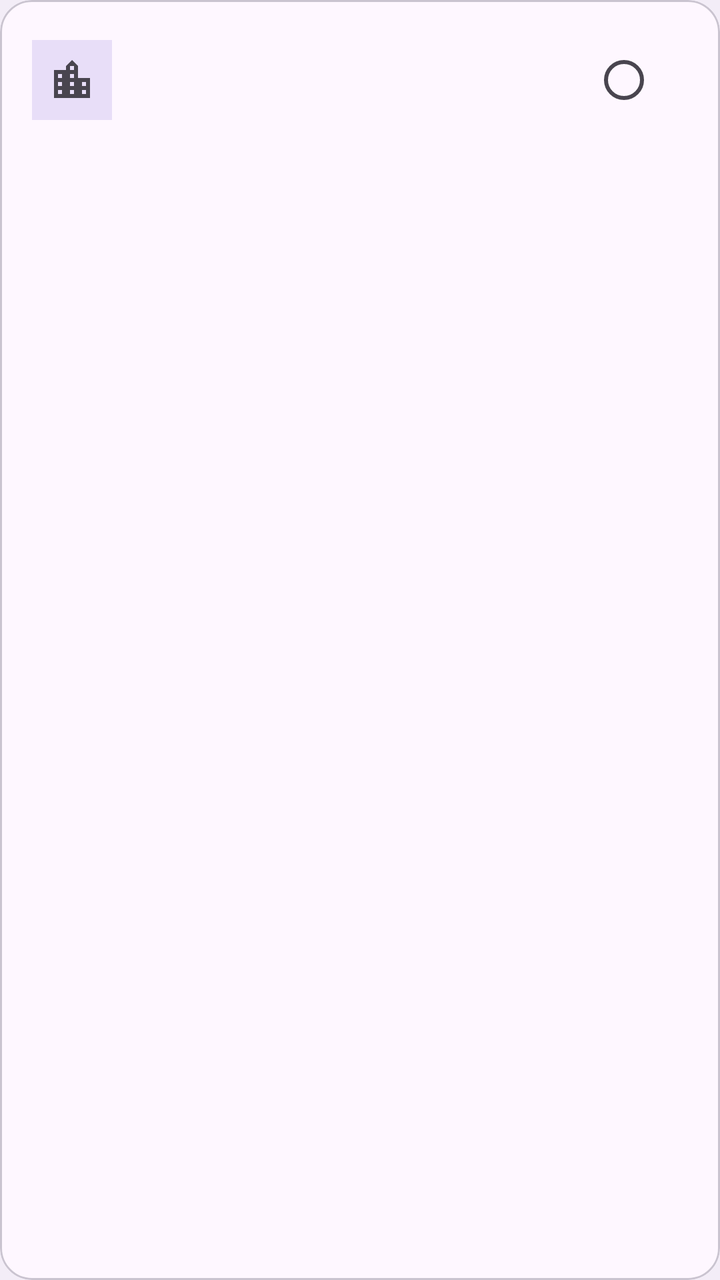
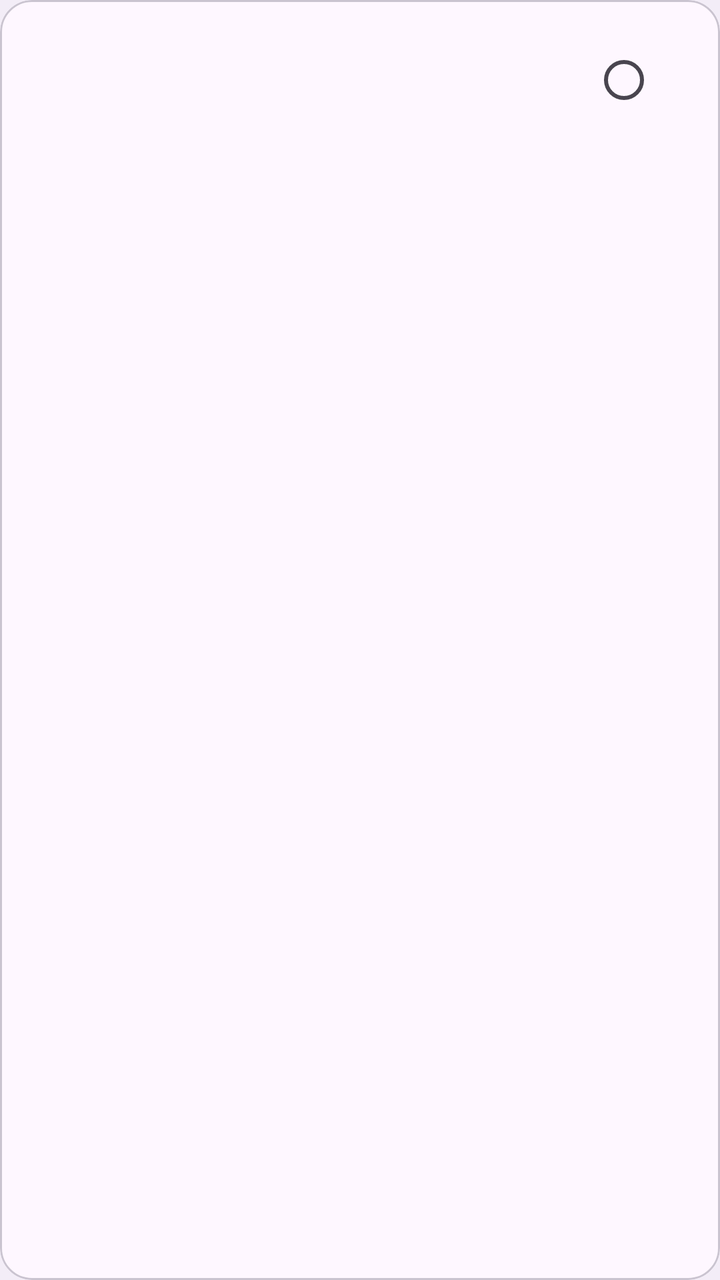

Screens rendered from an Android XML layout before and after an edit, with the pre-edit source and the edit as a unified diff.
<!-- AndroidManifest.xml: application theme Theme.KharkivMetro -->
<!-- res/layout/item_city.xml -->
<?xml version="1.0" encoding="utf-8"?>
<com.google.android.material.card.MaterialCardView
        xmlns:android="http://schemas.android.com/apk/res/android"
        xmlns:app="http://schemas.android.com/apk/res-auto"
        android:layout_width="match_parent"
        android:layout_height="wrap_content"
        android:layout_marginBottom="12dp"
        android:clickable="true"
        android:focusable="true"
        app:cardCornerRadius="16dp"
        app:cardElevation="0dp"
        app:strokeColor="?attr/colorOutlineVariant"
        app:strokeWidth="1dp">

    <LinearLayout
            android:layout_width="match_parent"
            android:layout_height="wrap_content"
            android:gravity="center_vertical"
            android:minHeight="72dp"
            android:orientation="horizontal"
            android:padding="16dp">

        <ImageView
                android:layout_width="40dp"
                android:layout_height="40dp"
                android:background="?attr/colorSecondaryContainer"
                android:padding="8dp"
                android:src="@drawable/ic_location_city_24" />

        <TextView
                android:id="@+id/cityName"
                android:layout_width="0dp"
                android:layout_height="wrap_content"
                android:layout_marginStart="16dp"
                android:layout_weight="1"
                android:textAppearance="?attr/textAppearanceTitleMedium" />

        <RadioButton
                android:id="@+id/cityRadio"
                android:layout_width="wrap_content"
                android:layout_height="wrap_content"
                android:clickable="false"
                android:focusable="false" />

    </LinearLayout>

</com.google.android.material.card.MaterialCardView>
<!-- resources referenced by this layout -->
<resources>
  <!-- drawable ic_location_city_24 (drawable) -->
  <vector android:height="24dp" android:tint="?attr/colorOnSurfaceVariant"
      android:viewportHeight="24" android:viewportWidth="24"
      android:width="24dp" xmlns:android="http://schemas.android.com/apk/res/android">
      <path android:fillColor="@android:color/white" android:pathData="M15,11V5l-3,-3 -3,3v2H3v14h18V11h-4zM7,19H5v-2h2v2zM7,15H5v-2h2v2zM7,11H5V9h2v2zM13,19h-2v-2h2v2zM13,15h-2v-2h2v2zM13,11h-2V9h2v2zM13,7h-2V5h2v2zM19,19h-2v-2h2v2zM19,15h-2v-2h2v2z"/>
  </vector>
  <style name="Theme.KharkivMetro" parent="@style/Theme.Material3.DayNight.NoActionBar">
          <item name="android:statusBarColor">@android:color/transparent</item>
          <item name="android:windowLightStatusBar">true</item>
          
          <item name="android:windowBackground">?attr/colorSurfaceContainer</item>
      </style>
</resources>

<!-- the commit's change to res/layout/item_city.xml (unified diff, before → after) -->
@@ -20,18 +20,10 @@
             android:orientation="horizontal"
             android:padding="16dp">
 
-        <ImageView
-                android:layout_width="40dp"
-                android:layout_height="40dp"
-                android:background="?attr/colorSecondaryContainer"
-                android:padding="8dp"
-                android:src="@drawable/ic_location_city_24" />
-
         <TextView
                 android:id="@+id/cityName"
                 android:layout_width="0dp"
                 android:layout_height="wrap_content"
-                android:layout_marginStart="16dp"
                 android:layout_weight="1"
                 android:textAppearance="?attr/textAppearanceTitleMedium" />
 
<!-- resource entries referenced after the edit -->
@@ -1,11 +1,5 @@
 <!-- resources referenced by this layout -->
 <resources>
-  <!-- drawable ic_location_city_24 (drawable) -->
-  <vector android:height="24dp" android:tint="?attr/colorOnSurfaceVariant"
-      android:viewportHeight="24" android:viewportWidth="24"
-      android:width="24dp" xmlns:android="http://schemas.android.com/apk/res/android">
-      <path android:fillColor="@android:color/white" android:pathData="M15,11V5l-3,-3 -3,3v2H3v14h18V11h-4zM7,19H5v-2h2v2zM7,15H5v-2h2v2zM7,11H5V9h2v2zM13,19h-2v-2h2v2zM13,15h-2v-2h2v2zM13,11h-2V9h2v2zM13,7h-2V5h2v2zM19,19h-2v-2h2v2zM19,15h-2v-2h2v2z"/>
-  </vector>
   <style name="Theme.KharkivMetro" parent="@style/Theme.Material3.DayNight.NoActionBar">
           <item name="android:statusBarColor">@android:color/transparent</item>
           <item name="android:windowLightStatusBar">true</item>
